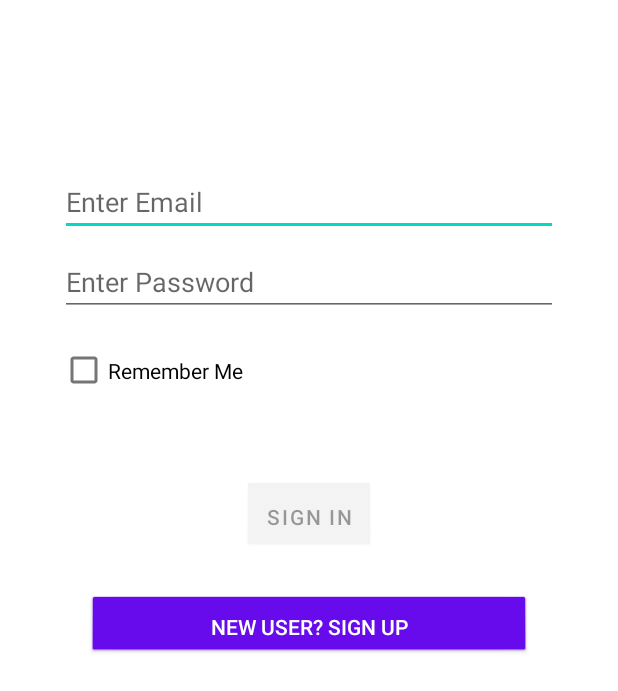
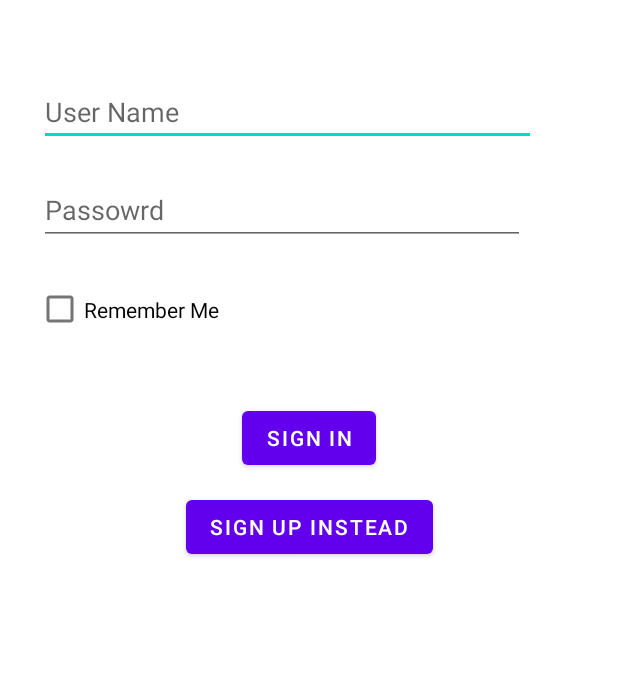
Before and after one commit to EzzAA7/AndroidCarDealership, an Android app: the layout activity_sign_in.xml on its own in the app's theme, with its tools: preview values and no code run, on a phone screen of 412 x 824 dp. Shown: the top 691 px of the screen. Run offline under Robolectric (Android 15) with nearby library versions, the phone set to English and light mode, and no system bars.

Commit message:
fixed mistake in sign in

```diff
--- a/app/src/main/java/com/example/project_1160730/view/SignInActivity.java
+++ b/app/src/main/java/com/example/project_1160730/view/SignInActivity.java
@@ -6,6 +6,7 @@ import android.content.Intent;
 import android.os.Bundle;
 import android.view.View;
 import android.widget.Button;
+import android.widget.CheckBox;
 import android.widget.EditText;
 import android.widget.Toast;
 
@@ -15,22 +16,24 @@ public class SignInActivity extends AppCompatActivity {
 
     EditText editTextUserName;
     EditText editTextPassword;
-    Button btnSignIn;
-    Button btnMoveToSignUp;
+    Button btn_sign_in;
+    Button btn_move_to_SignUp;
+    CheckBox cb;
     SharedPrefManager sharedPrefManager;
     Intent intent;
 
     @Override
     protected void onCreate(Bundle savedInstanceState) {
         super.onCreate(savedInstanceState);
-        setContentView(R.layout.activity_main);
-        editTextPassword = (EditText) findViewById(R.id.editTextPassword);
+        setContentView(R.layout.activity_sign_in);
+        editTextPassword = (EditText) findViewById(R.id.editText_password);
         editTextUserName = (EditText) findViewById(R.id.editTextUserName);
-        btnSignIn = (Button) findViewById(R.id.btnSignIn);
-        btnMoveToSignUp = (Button) findViewById(R.id.btnMoveToSignUp);
+        btn_sign_in = (Button) findViewById(R.id.btnSignIn);
+        btn_move_to_SignUp = (Button) findViewById(R.id.btnGoToSignUp);
+        cb = (CheckBox) findViewById(R.id.checkBox);
         sharedPrefManager = SharedPrefManager.getInstance(this);
         intent = new Intent(SignInActivity.this,SignUpActivity.class);
-        btnSignIn.setOnClickListener(new View.OnClickListener() {
+        btn_sign_in.setOnClickListener(new View.OnClickListener() {
             @Override
             public void onClick(View view) {
                 sharedPrefManager.writeString("userName",editTextUserName.getText().toString());
@@ -40,7 +43,7 @@ public class SignInActivity extends AppCompatActivity {
                         Toast.LENGTH_SHORT).show();
             }
         });
-        btnMoveToSignUp.setOnClickListener(new View.OnClickListener() {
+        btn_move_to_SignUp.setOnClickListener(new View.OnClickListener() {
             @Override
             public void onClick(View view) {
                 startActivity(intent);
--- a/app/src/main/res/layout/activity_sign_in.xml
+++ b/app/src/main/res/layout/activity_sign_in.xml
@@ -2,105 +2,68 @@
 <androidx.constraintlayout.widget.ConstraintLayout xmlns:android="http://schemas.android.com/apk/res/android"
     xmlns:app="http://schemas.android.com/apk/res-auto"
     xmlns:tools="http://schemas.android.com/tools"
-    android:id="@+id/container"
     android:layout_width="match_parent"
     android:layout_height="match_parent"
-    android:paddingLeft="@dimen/activity_horizontal_margin"
-    android:paddingTop="@dimen/activity_vertical_margin"
-    android:paddingRight="@dimen/activity_horizontal_margin"
-    android:paddingBottom="@dimen/activity_vertical_margin"
     tools:context=".view.SignInActivity">
 
     <EditText
         android:id="@+id/editTextUserName"
-        android:layout_width="0dp"
-        android:layout_height="wrap_content"
+        android:layout_width="331dp"
+        android:layout_height="45dp"
         android:layout_marginStart="24dp"
-        android:layout_marginTop="96dp"
-        android:layout_marginEnd="24dp"
-        android:autofillHints="Enter Email"
-        android:hint="Enter Email"
-        android:inputType="textEmailAddress"
-        android:selectAllOnFocus="true"
+        android:layout_marginTop="52dp"
+        android:layout_marginEnd="16dp"
+        android:ems="10"
+        android:hint="User Name"
+        android:inputType="textPersonName"
         app:layout_constraintEnd_toEndOf="parent"
+        app:layout_constraintHorizontal_bias="0.047"
         app:layout_constraintStart_toStartOf="parent"
         app:layout_constraintTop_toTopOf="parent" />
 
     <EditText
-        android:id="@+id/editTextPassword"
-        android:layout_width="0dp"
-        android:layout_height="wrap_content"
+        android:id="@+id/editText_password"
+        android:layout_width="324dp"
+        android:layout_height="46dp"
         android:layout_marginStart="24dp"
-        android:layout_marginTop="8dp"
-        android:layout_marginEnd="24dp"
-        android:autofillHints="Enter Password"
-        android:hint="Enter Password"
-        android:imeOptions="actionDone"
+        android:layout_marginTop="20dp"
+        android:layout_marginEnd="16dp"
+        android:ems="10"
+        android:hint="Passowrd"
         android:inputType="textPassword"
-        android:selectAllOnFocus="true"
         app:layout_constraintEnd_toEndOf="parent"
+        app:layout_constraintHorizontal_bias="0.047"
         app:layout_constraintStart_toStartOf="parent"
         app:layout_constraintTop_toBottomOf="@+id/editTextUserName" />
 
     <Button
-        android:id="@+id/btnSignIn"
-        style="@style/Widget.MaterialComponents.Button"
+        android:id="@+id/btnGoToSignUp"
         android:layout_width="wrap_content"
         android:layout_height="wrap_content"
-        android:layout_gravity="start"
-        android:layout_marginStart="48dp"
-        android:layout_marginTop="16dp"
-        android:layout_marginEnd="48dp"
-        android:layout_marginBottom="64dp"
-        android:background="@android:drawable/btn_default"
-        android:backgroundTint="#FFFFFF"
-        android:enabled="false"
-        android:text="SIGN IN"
-        app:layout_constraintBottom_toBottomOf="parent"
-        app:layout_constraintEnd_toEndOf="parent"
+        android:layout_marginStart="124dp"
+        android:layout_marginTop="164dp"
+        android:text="Sign Up Instead"
         app:layout_constraintStart_toStartOf="parent"
-        app:layout_constraintTop_toBottomOf="@+id/editTextPassword"
-        app:layout_constraintVertical_bias="0.2" />
+        app:layout_constraintTop_toBottomOf="@+id/editText_password" />
 
-    <ProgressBar
-        android:id="@+id/loading"
+    <Button
+        android:id="@+id/btnSignIn"
         android:layout_width="wrap_content"
         android:layout_height="wrap_content"
-        android:layout_gravity="center"
-        android:layout_marginStart="32dp"
-        android:layout_marginTop="64dp"
-        android:layout_marginEnd="32dp"
-        android:layout_marginBottom="64dp"
-        android:visibility="gone"
-        app:layout_constraintBottom_toBottomOf="parent"
-        app:layout_constraintEnd_toEndOf="@+id/editTextPassword"
-        app:layout_constraintStart_toStartOf="@+id/editTextPassword"
-        app:layout_constraintTop_toTopOf="parent"
-        app:layout_constraintVertical_bias="0.3" />
+        android:layout_marginBottom="11dp"
+        android:text="Sign In"
+        app:layout_constraintBottom_toTopOf="@+id/btnGoToSignUp"
+        app:layout_constraintEnd_toEndOf="parent"
+        app:layout_constraintStart_toStartOf="parent" />
 
     <CheckBox
         android:id="@+id/checkBox"
-        android:layout_width="333dp"
-        android:layout_height="42dp"
+        android:layout_width="324dp"
+        android:layout_height="46dp"
         android:layout_marginStart="24dp"
-        android:layout_marginEnd="24dp"
+        android:layout_marginTop="20dp"
         android:text="Remember Me"
-        app:layout_constraintBottom_toTopOf="@+id/btnSignIn"
-        app:layout_constraintEnd_toEndOf="parent"
-        app:layout_constraintHorizontal_bias="0.0"
         app:layout_constraintStart_toStartOf="parent"
-        app:layout_constraintTop_toBottomOf="@+id/editTextPassword"
-        app:layout_constraintVertical_bias="0.222" />
+        app:layout_constraintTop_toBottomOf="@+id/editText_password" />
 
-    <Button
-        android:id="@+id/btnMoveToSignUp"
-        style="@style/Widget.AppCompat.Button.Colored"
-        android:layout_width="296dp"
-        android:layout_height="42dp"
-        android:layout_marginTop="28dp"
-        android:background="@android:drawable/btn_default"
-        android:text="New User? Sign Up"
-        app:layout_constraintEnd_toEndOf="parent"
-        app:layout_constraintStart_toStartOf="parent"
-        app:layout_constraintTop_toBottomOf="@+id/btnSignIn" />
 </androidx.constraintlayout.widget.ConstraintLayout>
```
